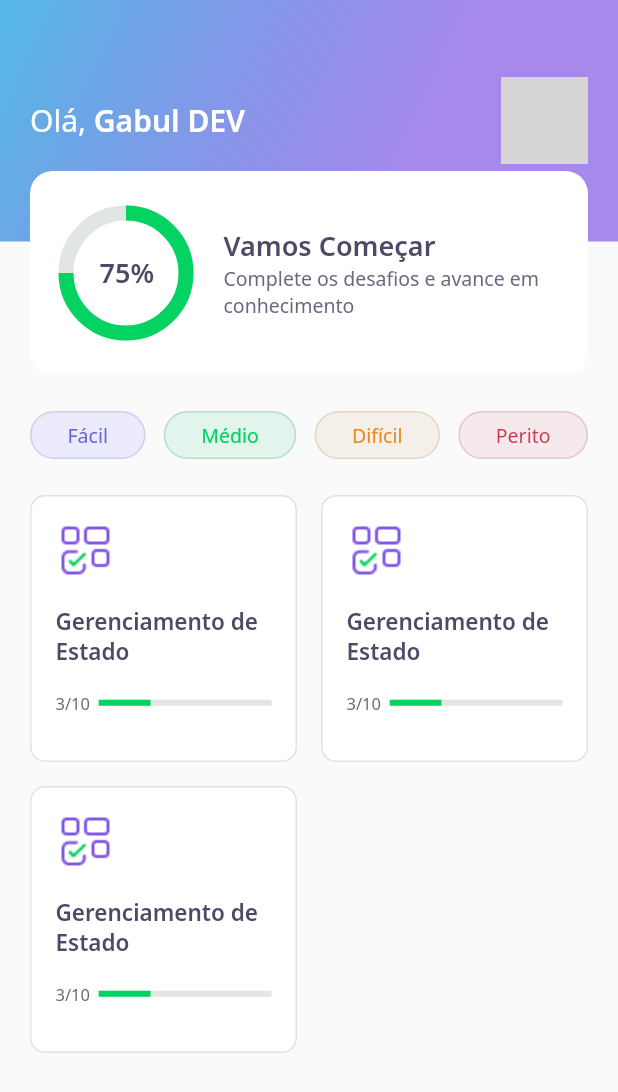
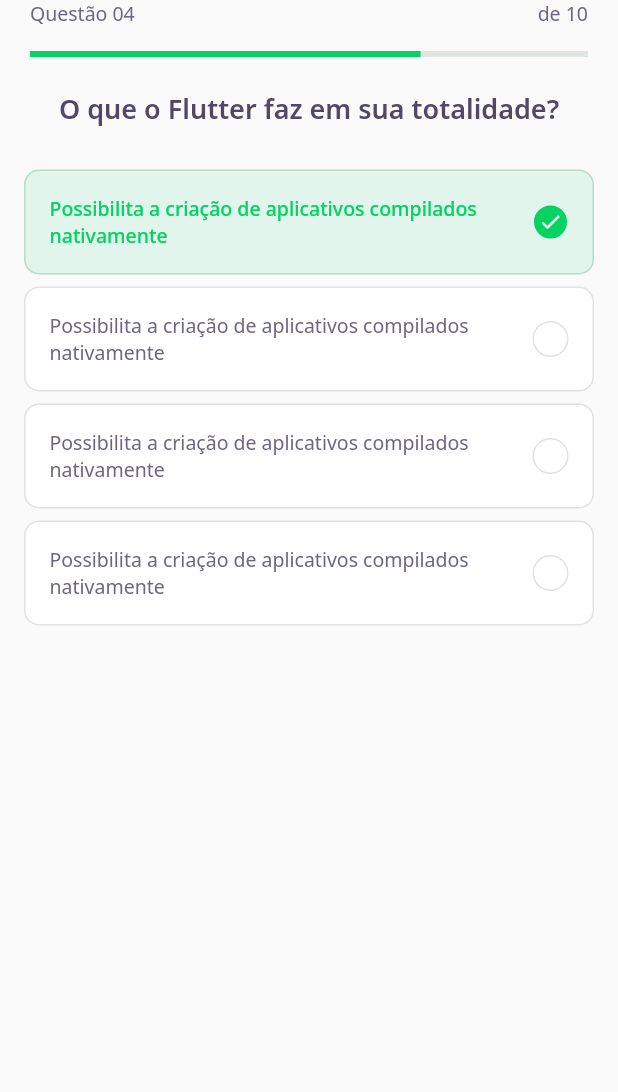
Before and after one commit to Flaviohmm/DevQuiz-Flutter, a Flutter app: the screen it shows after launch, on a phone screen of 412 x 824 dp. Shown: the top 1092 px of the screen. Run offline on Flutter 3.47's test engine with Material 2 defaults, Android fonts, the phone set to English and light mode, and no system bars; our stand-ins replace google_fonts; grey boxes are pictures that could not be loaded.

Commit message:
NLW#5 - Quiz Widget

```diff
--- /dev/null
+++ b/lib/challenge/challenge_page.dart
@@ -0,0 +1,28 @@
+import 'package:dev_quiz/challenge/widgets/question_indicator/question_indicator_widget.dart';
+import 'package:dev_quiz/challenge/widgets/quiz/quiz_widget.dart';
+import 'package:flutter/material.dart';
+
+class ChallengePage extends StatefulWidget {
+  ChallengePage({Key? key}) : super(key: key);
+
+  @override
+  _ChallengePageState createState() => _ChallengePageState();
+}
+
+class _ChallengePageState extends State<ChallengePage> {
+  @override
+  Widget build(BuildContext context) {
+    return Scaffold(
+      appBar: PreferredSize(
+        preferredSize: Size.fromHeight(60),
+        child: SafeArea(
+          top: true,
+          child: QuestionIndicatorWidget()
+        ),
+      ),
+      body: QuizWidget(
+        title: "O que o Flutter faz em sua totalidade?",
+      ),
+    );
+  }
+}
--- /dev/null
+++ b/lib/challenge/widgets/awnser/awnser_widget.dart
@@ -0,0 +1,80 @@
+import 'package:dev_quiz/core/app_colors.dart';
+import 'package:dev_quiz/core/core.dart';
+import 'package:dev_quiz/core/app_text_styles.dart';
+import 'package:flutter/material.dart';
+
+class AwnserWidget extends StatelessWidget {
+  final String title;
+  final bool isRight;
+  final bool isSelected;
+
+  const AwnserWidget({
+    Key? key,
+    required this.title,
+    this.isRight = false,
+    this.isSelected = false,
+  }) : super(key: key);
+
+  Color get _selectedColorRight =>
+    isRight ? AppColors.darkGreen : AppColors.darkRed;
+
+  Color get _selectedBorderRight =>
+    isRight ? AppColors.lightGreen : AppColors.lightRed;
+
+  Color get _selectedColorCardRight =>
+    isRight ? AppColors.lightGreen : AppColors.lightRed;
+
+  Color get _selectedBorderCardRight =>
+    isRight ? AppColors.green : AppColors.red;
+
+  TextStyle get _selectedTextStyleRight =>
+    isRight ? AppTextStyles.bodyDarkGreen : AppTextStyles.bodyDarkRed;
+
+  IconData get _selectedIconRight => isRight ? Icons.check : Icons.close;
+
+  @override
+  Widget build(BuildContext context) {
+    return Padding(
+      padding: const EdgeInsets.symmetric(horizontal: 16, vertical: 4),
+      child: Container(
+        padding: EdgeInsets.all(16),
+        decoration: BoxDecoration(
+          color: isSelected ? _selectedColorCardRight : AppColors.white,
+          borderRadius: BorderRadius.circular(10),
+          border: Border.fromBorderSide(BorderSide(
+            color: isSelected ? _selectedBorderCardRight : AppColors.border
+          ))
+        ),
+        child: Row(
+          mainAxisAlignment: MainAxisAlignment.spaceBetween,
+          children: [
+            Expanded(
+              child: Text(
+                title,
+                style: isSelected ? _selectedTextStyleRight : AppTextStyles.body
+              ),
+            ),
+            Container(
+              width: 24,
+              height: 24,
+              decoration: BoxDecoration(
+                color: isSelected ? _selectedColorRight : AppColors.white,
+                borderRadius: BorderRadius.circular(500),
+                border: Border.fromBorderSide(BorderSide(
+                  color: isSelected ? _selectedBorderRight : AppColors.border
+                ))
+              ),
+              child: isSelected
+                ? Icon(
+                    _selectedIconRight,
+                    size: 16,
+                    color: Colors.white,
+                  )
+                : null,
+            )
+          ],
+        ),
+      ),
+    );
+  }
+}
--- /dev/null
+++ b/lib/challenge/widgets/question_indicator/question_indicator_widget.dart
@@ -0,0 +1,35 @@
+import 'package:dev_quiz/core/app_text_styles.dart';
+import 'package:dev_quiz/shared/widgets/progress_indicator/progress_indicator_widget.dart';
+import 'package:flutter/material.dart';
+
+class QuestionIndicatorWidget extends StatelessWidget {
+  const QuestionIndicatorWidget({Key? key}) : super(key: key);
+
+  @override
+  Widget build(BuildContext context) {
+    return Container(
+      padding: const EdgeInsets.symmetric(horizontal: 20),
+      child: Column(
+        children: [
+          Row(
+            mainAxisAlignment: MainAxisAlignment.spaceBetween,
+            children: [
+              Text(
+                "Questão 04",
+                style: AppTextStyles.body,
+              ),
+              Text(
+                "de 10",
+                style: AppTextStyles.body,
+              )
+            ],
+          ),
+          SizedBox(
+            height: 16,
+          ),
+          ProgressIndicatorWidget(value: 0.7)
+        ],
+      ),
+    );
+  }
+}
--- /dev/null
+++ b/lib/challenge/widgets/quiz/quiz_widget.dart
@@ -0,0 +1,39 @@
+import 'package:dev_quiz/challenge/widgets/awnser/awnser_widget.dart';
+import 'package:dev_quiz/core/core.dart';
+import 'package:flutter/material.dart';
+
+class QuizWidget extends StatelessWidget {
+  final String title;
+  const QuizWidget({Key? key, required this.title}) : super(key: key);
+
+  @override
+  Widget build(BuildContext context) {
+    return Container(
+      child: Column(
+        children: [
+          Text(
+            title,
+            style: AppTextStyles.heading,
+          ),
+          SizedBox(
+            height: 24,
+          ),
+          AwnserWidget(
+            isRight: true,
+            isSelected: true,
+            title: "Possibilita a criação de aplicativos compilados nativamente",
+          ),
+          AwnserWidget(
+            title: "Possibilita a criação de aplicativos compilados nativamente",
+          ),
+          AwnserWidget(
+            title: "Possibilita a criação de aplicativos compilados nativamente",
+          ),
+          AwnserWidget(
+            title: "Possibilita a criação de aplicativos compilados nativamente",
+          ),
+        ],
+      ),
+    );
+  }
+}
--- a/lib/core/app_widget.dart
+++ b/lib/core/app_widget.dart
@@ -1,3 +1,4 @@
+import 'package:dev_quiz/challenge/challenge_page.dart';
 import 'package:dev_quiz/home/home_page.dart';
 import 'package:flutter/material.dart';
 
@@ -6,7 +7,7 @@ class AppWidget extends StatelessWidget {
   Widget build(BuildContext context) {
     return MaterialApp(
       title: "DevQuiz",
-      home: HomePage(),
+      home: ChallengePage(),
     );
   }
 }
--- a/lib/home/widgets/quiz_card/quiz_card_widget.dart
+++ b/lib/home/widgets/quiz_card/quiz_card_widget.dart
@@ -1,5 +1,6 @@
 import 'package:dev_quiz/core/app_colors.dart';
 import 'package:dev_quiz/core/core.dart';
+import 'package:dev_quiz/shared/widgets/progress_indicator/progress_indicator_widget.dart';
 import 'package:flutter/material.dart';
 
 class QuizCardWidget extends StatelessWidget {
@@ -43,11 +44,7 @@ class QuizCardWidget extends StatelessWidget {
               ),
               Expanded(
                 flex: 4,
-                child: LinearProgressIndicator(
-                  value: 0.3,
-                  backgroundColor: AppColors.chartSecondary,
-                  valueColor: AlwaysStoppedAnimation<Color>(AppColors.chartPrimary),
-                ),
+                child: ProgressIndicatorWidget(value: 0.3)
               )
             ],
           )
--- /dev/null
+++ b/lib/shared/widgets/progress_indicator/progress_indicator_widget.dart
@@ -0,0 +1,16 @@
+import 'package:dev_quiz/core/core.dart';
+import 'package:flutter/material.dart';
+
+class ProgressIndicatorWidget extends StatelessWidget {
+  final double value;
+  const ProgressIndicatorWidget({Key? key, required this.value}) : super(key: key);
+
+  @override
+  Widget build(BuildContext context) {
+    return LinearProgressIndicator(
+      value: value,
+      backgroundColor: AppColors.chartSecondary,
+      valueColor: AlwaysStoppedAnimation<Color>(AppColors.chartPrimary),
+    );
+  }
+}
```
